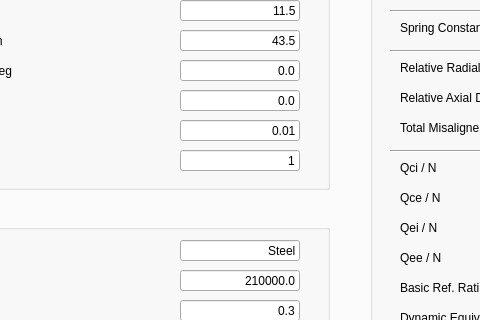
The window that ISO_TS_16281.ui (minzhun/ISO16281) describes before a commit, drawn with Qt 5; both pictures show x 212 to 692 and y 146 to 466 of the 1150 by 890 pixel window.
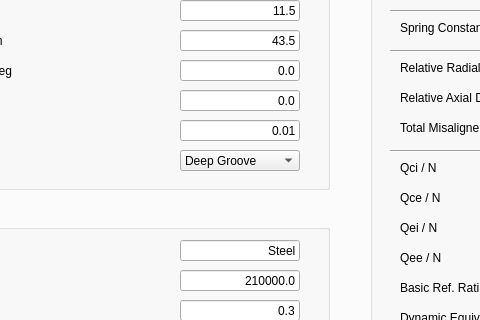
The same window after the commit.

The edit to the form file:
```diff
--- a/ISO_TS_16281.ui
+++ b/ISO_TS_16281.ui
@@ -273,7 +273,7 @@
         <set>Qt::AlignRight|Qt::AlignTrailing|Qt::AlignVCenter</set>
        </property>
       </widget>
-      <widget class="QLineEdit" name="lineEdit_8">
+      <widget class="QComboBox" name="comboBox">
        <property name="geometry">
         <rect>
          <x>350</x>
@@ -282,12 +282,16 @@
          <height>21</height>
         </rect>
        </property>
+       <item>
        <property name="text">
-        <string>1</string>
-       </property>
-       <property name="alignment">
-        <set>Qt::AlignRight|Qt::AlignTrailing|Qt::AlignVCenter</set>
-       </property>
+         <string>Deep Groove</string>
+        </property>
+       </item>
+       <item>
+        <property name="text">
+         <string>Thrust</string>
+        </property>
+       </item>
       </widget>
      </widget>
      <widget class="QGroupBox" name="groupBox_2">
```
Lines whose indentation alone changed are shown as unchanged.
